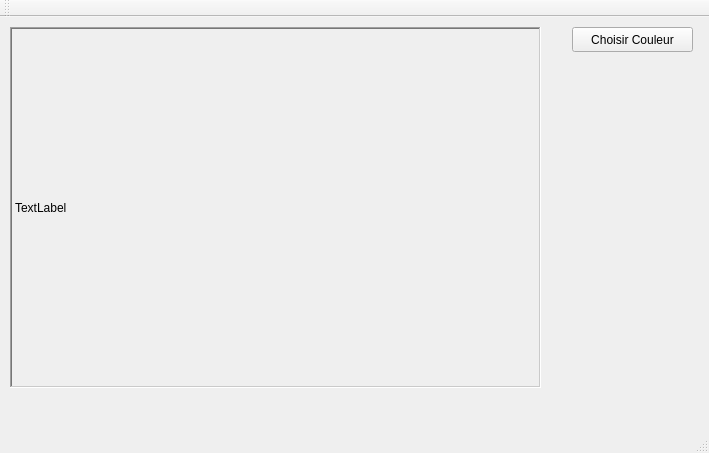
Qt form faitmoidessin.ui (Yvon02/CLL12-FaitMoiDessin-Client) before a commit.
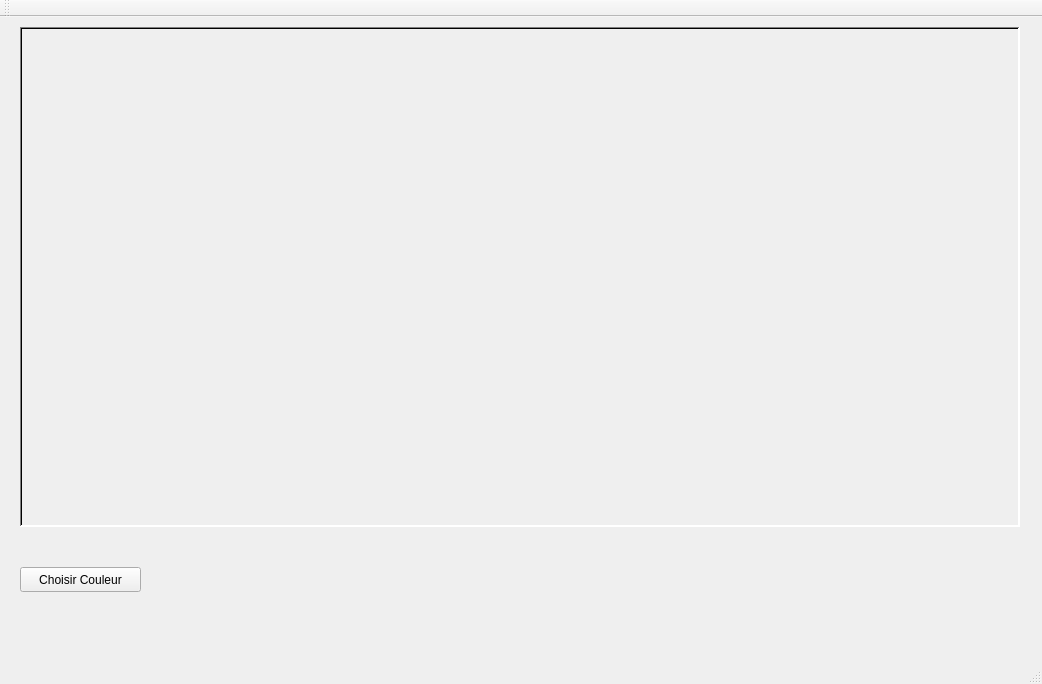
The same form after that commit.

Commit message:
Implémentation du dessin à la souris !
Avec : QList<int> et une boucle for

The edit to the form file:
```diff
--- a/faitmoidessin.ui
+++ b/faitmoidessin.ui
@@ -6,8 +6,8 @@
    <rect>
     <x>0</x>
     <y>0</y>
-    <width>709</width>
-    <height>453</height>
+    <width>1042</width>
+    <height>684</height>
    </rect>
   </property>
   <property name="windowTitle">
@@ -17,8 +17,8 @@
    <widget class="QPushButton" name="btnChoisirCouleur">
     <property name="geometry">
      <rect>
-      <x>572</x>
-      <y>10</y>
+      <x>20</x>
+      <y>550</y>
       <width>121</width>
       <height>25</height>
      </rect>
@@ -30,12 +30,427 @@
    <widget class="QLabel" name="lblDessin">
     <property name="geometry">
      <rect>
-      <x>10</x>
+      <x>20</x>
       <y>10</y>
-      <width>531</width>
-      <height>361</height>
+      <width>1000</width>
+      <height>500</height>
      </rect>
     </property>
+    <property name="palette">
+     <palette>
+      <active>
+       <colorrole role="WindowText">
+        <brush brushstyle="SolidPattern">
+         <color alpha="255">
+          <red>255</red>
+          <green>255</green>
+          <blue>255</blue>
+         </color>
+        </brush>
+       </colorrole>
+       <colorrole role="Button">
+        <brush brushstyle="SolidPattern">
+         <color alpha="255">
+          <red>255</red>
+          <green>255</green>
+          <blue>255</blue>
+         </color>
+        </brush>
+       </colorrole>
+       <colorrole role="Light">
+        <brush brushstyle="SolidPattern">
+         <color alpha="255">
+          <red>255</red>
+          <green>255</green>
+          <blue>255</blue>
+         </color>
+        </brush>
+       </colorrole>
+       <colorrole role="Midlight">
+        <brush brushstyle="SolidPattern">
+         <color alpha="255">
+          <red>255</red>
+          <green>255</green>
+          <blue>255</blue>
+         </color>
+        </brush>
+       </colorrole>
+       <colorrole role="Dark">
+        <brush brushstyle="SolidPattern">
+         <color alpha="255">
+          <red>127</red>
+          <green>127</green>
+          <blue>127</blue>
+         </color>
+        </brush>
+       </colorrole>
+       <colorrole role="Mid">
+        <brush brushstyle="SolidPattern">
+         <color alpha="255">
+          <red>170</red>
+          <green>170</green>
+          <blue>170</blue>
+         </color>
+        </brush>
+       </colorrole>
+       <colorrole role="Text">
+        <brush brushstyle="SolidPattern">
+         <color alpha="255">
+          <red>0</red>
+          <green>0</green>
+          <blue>0</blue>
+         </color>
+        </brush>
+       </colorrole>
+       <colorrole role="BrightText">
+        <brush brushstyle="SolidPattern">
+         <color alpha="255">
+          <red>255</red>
+          <green>255</green>
+          <blue>255</blue>
+         </color>
+        </brush>
+       </colorrole>
+       <colorrole role="ButtonText">
+        <brush brushstyle="SolidPattern">
+         <color alpha="255">
+          <red>0</red>
+          <green>0</green>
+          <blue>0</blue>
+         </color>
+        </brush>
+       </colorrole>
+       <colorrole role="Base">
+        <brush brushstyle="SolidPattern">
+         <color alpha="255">
+          <red>255</red>
+          <green>255</green>
+          <blue>255</blue>
+         </color>
+        </brush>
+       </colorrole>
+       <colorrole role="Window">
+        <brush brushstyle="SolidPattern">
+         <color alpha="255">
+          <red>255</red>
+          <green>255</green>
+          <blue>255</blue>
+         </color>
+        </brush>
+       </colorrole>
+       <colorrole role="Shadow">
+        <brush brushstyle="SolidPattern">
+         <color alpha="255">
+          <red>0</red>
+          <green>0</green>
+          <blue>0</blue>
+         </color>
+        </brush>
+       </colorrole>
+       <colorrole role="AlternateBase">
+        <brush brushstyle="SolidPattern">
+         <color alpha="255">
+          <red>255</red>
+          <green>255</green>
+          <blue>255</blue>
+         </color>
+        </brush>
+       </colorrole>
+       <colorrole role="ToolTipBase">
+        <brush brushstyle="SolidPattern">
+         <color alpha="255">
+          <red>255</red>
+          <green>255</green>
+          <blue>220</blue>
+         </color>
+        </brush>
+       </colorrole>
+       <colorrole role="ToolTipText">
+        <brush brushstyle="SolidPattern">
+         <color alpha="255">
+          <red>0</red>
+          <green>0</green>
+          <blue>0</blue>
+         </color>
+        </brush>
+       </colorrole>
+      </active>
+      <inactive>
+       <colorrole role="WindowText">
+        <brush brushstyle="SolidPattern">
+         <color alpha="255">
+          <red>255</red>
+          <green>255</green>
+          <blue>255</blue>
+         </color>
+        </brush>
+       </colorrole>
+       <colorrole role="Button">
+        <brush brushstyle="SolidPattern">
+         <color alpha="255">
+          <red>255</red>
+          <green>255</green>
+          <blue>255</blue>
+         </color>
+        </brush>
+       </colorrole>
+       <colorrole role="Light">
+        <brush brushstyle="SolidPattern">
+         <color alpha="255">
+          <red>255</red>
+          <green>255</green>
+          <blue>255</blue>
+         </color>
+        </brush>
+       </colorrole>
+       <colorrole role="Midlight">
+        <brush brushstyle="SolidPattern">
+         <color alpha="255">
+          <red>255</red>
+          <green>255</green>
+          <blue>255</blue>
+         </color>
+        </brush>
+       </colorrole>
+       <colorrole role="Dark">
+        <brush brushstyle="SolidPattern">
+         <color alpha="255">
+          <red>127</red>
+          <green>127</green>
+          <blue>127</blue>
+         </color>
+        </brush>
+       </colorrole>
+       <colorrole role="Mid">
+        <brush brushstyle="SolidPattern">
+         <color alpha="255">
+          <red>170</red>
+          <green>170</green>
+          <blue>170</blue>
+         </color>
+        </brush>
+       </colorrole>
+       <colorrole role="Text">
+        <brush brushstyle="SolidPattern">
+         <color alpha="255">
+          <red>0</red>
+          <green>0</green>
+          <blue>0</blue>
+         </color>
+        </brush>
+       </colorrole>
+       <colorrole role="BrightText">
+        <brush brushstyle="SolidPattern">
+         <color alpha="255">
+          <red>255</red>
+          <green>255</green>
+          <blue>255</blue>
+         </color>
+        </brush>
+       </colorrole>
+       <colorrole role="ButtonText">
+        <brush brushstyle="SolidPattern">
+         <color alpha="255">
+          <red>0</red>
+          <green>0</green>
+          <blue>0</blue>
+         </color>
+        </brush>
+       </colorrole>
+       <colorrole role="Base">
+        <brush brushstyle="SolidPattern">
+         <color alpha="255">
+          <red>255</red>
+          <green>255</green>
+          <blue>255</blue>
+         </color>
+        </brush>
+       </colorrole>
+       <colorrole role="Window">
+        <brush brushstyle="SolidPattern">
+         <color alpha="255">
+          <red>255</red>
+          <green>255</green>
+          <blue>255</blue>
+         </color>
+        </brush>
+       </colorrole>
+       <colorrole role="Shadow">
+        <brush brushstyle="SolidPattern">
+         <color alpha="255">
+          <red>0</red>
+          <green>0</green>
+          <blue>0</blue>
+         </color>
+        </brush>
+       </colorrole>
+       <colorrole role="AlternateBase">
+        <brush brushstyle="SolidPattern">
+         <color alpha="255">
+          <red>255</red>
+          <green>255</green>
+          <blue>255</blue>
+         </color>
+        </brush>
+       </colorrole>
+       <colorrole role="ToolTipBase">
+        <brush brushstyle="SolidPattern">
+         <color alpha="255">
+          <red>255</red>
+          <green>255</green>
+          <blue>220</blue>
+         </color>
+        </brush>
+       </colorrole>
+       <colorrole role="ToolTipText">
+        <brush brushstyle="SolidPattern">
+         <color alpha="255">
+          <red>0</red>
+          <green>0</green>
+          <blue>0</blue>
+         </color>
+        </brush>
+       </colorrole>
+      </inactive>
+      <disabled>
+       <colorrole role="WindowText">
+        <brush brushstyle="SolidPattern">
+         <color alpha="255">
+          <red>127</red>
+          <green>127</green>
+          <blue>127</blue>
+         </color>
+        </brush>
+       </colorrole>
+       <colorrole role="Button">
+        <brush brushstyle="SolidPattern">
+         <color alpha="255">
+          <red>255</red>
+          <green>255</green>
+          <blue>255</blue>
+         </color>
+        </brush>
+       </colorrole>
+       <colorrole role="Light">
+        <brush brushstyle="SolidPattern">
+         <color alpha="255">
+          <red>255</red>
+          <green>255</green>
+          <blue>255</blue>
+         </color>
+        </brush>
+       </colorrole>
+       <colorrole role="Midlight">
+        <brush brushstyle="SolidPattern">
+         <color alpha="255">
+          <red>255</red>
+          <green>255</green>
+          <blue>255</blue>
+         </color>
+        </brush>
+       </colorrole>
+       <colorrole role="Dark">
+        <brush brushstyle="SolidPattern">
+         <color alpha="255">
+          <red>127</red>
+          <green>127</green>
+          <blue>127</blue>
+         </color>
+        </brush>
+       </colorrole>
+       <colorrole role="Mid">
+        <brush brushstyle="SolidPattern">
+         <color alpha="255">
+          <red>170</red>
+          <green>170</green>
+          <blue>170</blue>
+         </color>
+        </brush>
+       </colorrole>
+       <colorrole role="Text">
+        <brush brushstyle="SolidPattern">
+         <color alpha="255">
+          <red>127</red>
+          <green>127</green>
+          <blue>127</blue>
+         </color>
+        </brush>
+       </colorrole>
+       <colorrole role="BrightText">
+        <brush brushstyle="SolidPattern">
+         <color alpha="255">
+          <red>255</red>
+          <green>255</green>
+          <blue>255</blue>
+         </color>
+        </brush>
+       </colorrole>
+       <colorrole role="ButtonText">
+        <brush brushstyle="SolidPattern">
+         <color alpha="255">
+          <red>127</red>
+          <green>127</green>
+          <blue>127</blue>
+         </color>
+        </brush>
+       </colorrole>
+       <colorrole role="Base">
+        <brush brushstyle="SolidPattern">
+         <color alpha="255">
+          <red>255</red>
+          <green>255</green>
+          <blue>255</blue>
+         </color>
+        </brush>
+       </colorrole>
+       <colorrole role="Window">
+        <brush brushstyle="SolidPattern">
+         <color alpha="255">
+          <red>255</red>
+          <green>255</green>
+          <blue>255</blue>
+         </color>
+        </brush>
+       </colorrole>
+       <colorrole role="Shadow">
+        <brush brushstyle="SolidPattern">
+         <color alpha="255">
+          <red>0</red>
+          <green>0</green>
+          <blue>0</blue>
+         </color>
+        </brush>
+       </colorrole>
+       <colorrole role="AlternateBase">
+        <brush brushstyle="SolidPattern">
+         <color alpha="255">
+          <red>255</red>
+          <green>255</green>
+          <blue>255</blue>
+         </color>
+        </brush>
+       </colorrole>
+       <colorrole role="ToolTipBase">
+        <brush brushstyle="SolidPattern">
+         <color alpha="255">
+          <red>255</red>
+          <green>255</green>
+          <blue>220</blue>
+         </color>
+        </brush>
+       </colorrole>
+       <colorrole role="ToolTipText">
+        <brush brushstyle="SolidPattern">
+         <color alpha="255">
+          <red>0</red>
+          <green>0</green>
+          <blue>0</blue>
+         </color>
+        </brush>
+       </colorrole>
+      </disabled>
+     </palette>
+    </property>
     <property name="frameShape">
      <enum>QFrame::WinPanel</enum>
     </property>
@@ -46,7 +461,7 @@
      <number>2</number>
     </property>
     <property name="text">
-     <string>TextLabel</string>
+     <string/>
     </property>
     <property name="margin">
      <number>1</number>
```
Left out of the diff: 2 changed lines with no effect on the pictures. The commit also changes 2 other files.
